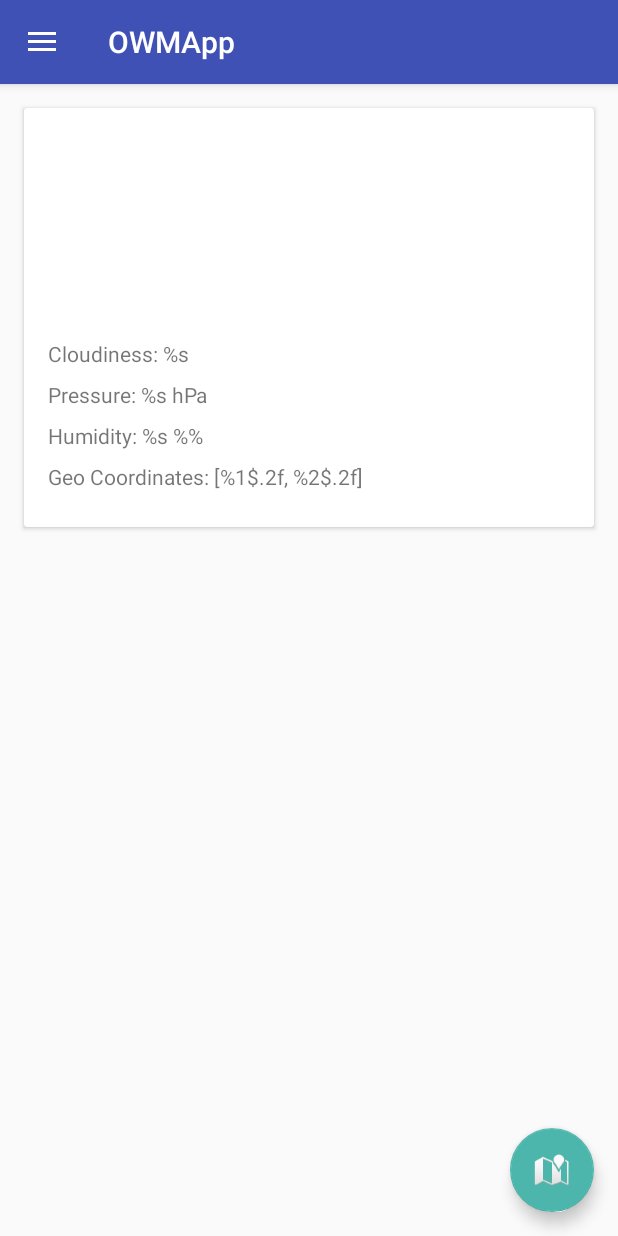
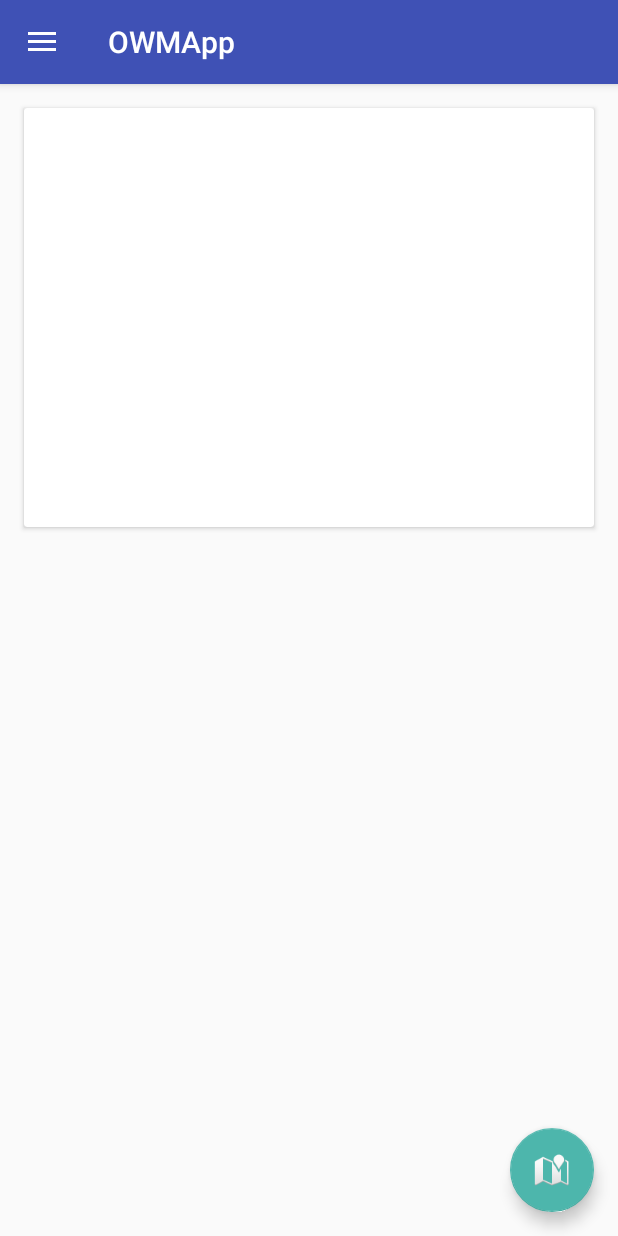
Before and after one commit to glisovicp/OWMApp, an Android app: the fragment WeatherDetailsFragment placed in its activity, on a phone screen of 412 x 824 dp. Run offline under Robolectric (Android 15) with nearby library versions, the phone set to English and light mode, and no system bars; 1 statement that could not run was skipped.

Commit message:
Fix some UI issue

```diff
--- a/app/src/main/java/rs/gecko/petar/owmapp/fragments/WeatherDetailsFragment.java
+++ b/app/src/main/java/rs/gecko/petar/owmapp/fragments/WeatherDetailsFragment.java
@@ -101,6 +101,16 @@ public class WeatherDetailsFragment extends Fragment {
         humidityV = (TextView) v.findViewById(R.id.tvHumidity);
         geoCoordinatesV = (TextView) v.findViewById(R.id.tvGeoCoordinates);
 
+        temperatureV.setVisibility(View.INVISIBLE);
+        temperatureMinV.setVisibility(View.INVISIBLE);
+        temperatureMaxV.setVisibility(View.INVISIBLE);
+        windV.setVisibility(View.INVISIBLE);
+        pressureV.setVisibility(View.INVISIBLE);
+        humidityV.setVisibility(View.INVISIBLE);
+        geoCoordinatesV.setVisibility(View.INVISIBLE);
+        cloudinessV.setVisibility(View.INVISIBLE);
+        weatherIconImg.setVisibility(View.INVISIBLE);
+
         return v;
     }
 
@@ -136,6 +146,16 @@ public class WeatherDetailsFragment extends Fragment {
     private void updateGui() {
 
         if (weatherPerCityResponse != null) {
+
+            temperatureV.setVisibility(View.VISIBLE);
+            temperatureMinV.setVisibility(View.VISIBLE);
+            temperatureMaxV.setVisibility(View.VISIBLE);
+            windV.setVisibility(View.VISIBLE);
+            pressureV.setVisibility(View.VISIBLE);
+            humidityV.setVisibility(View.VISIBLE);
+            geoCoordinatesV.setVisibility(View.VISIBLE);
+            cloudinessV.setVisibility(View.VISIBLE);
+            weatherIconImg.setVisibility(View.VISIBLE);
 
             // Temperature
             temperatureV.setText(getString(R.string.format_temperature,
```
